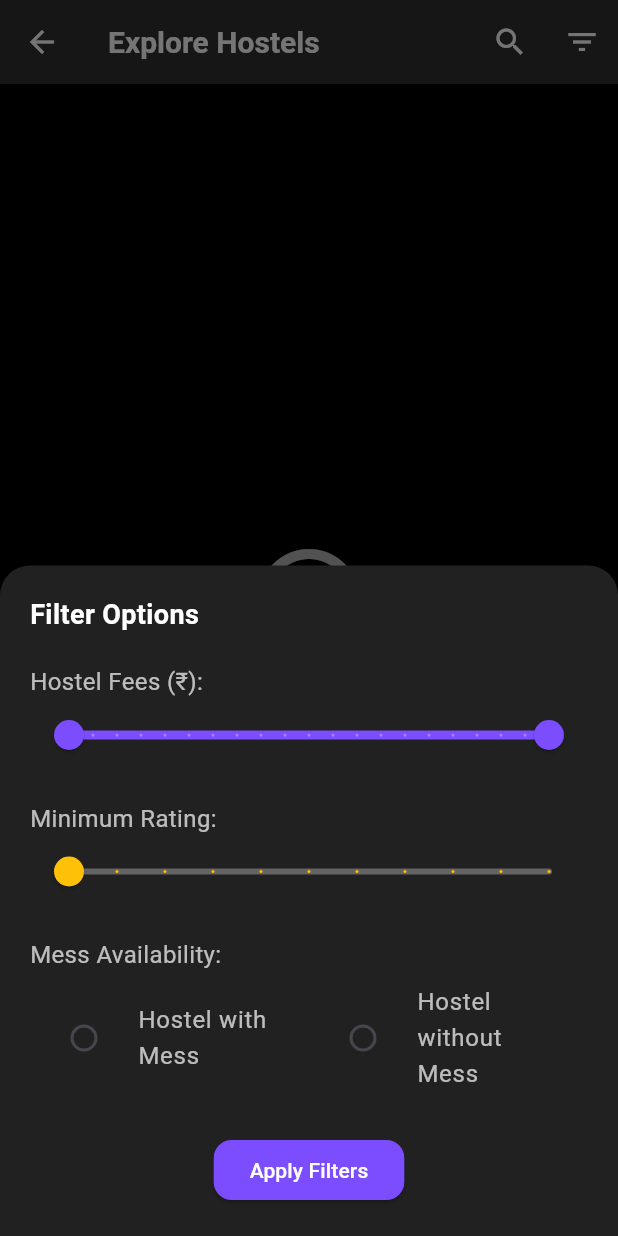
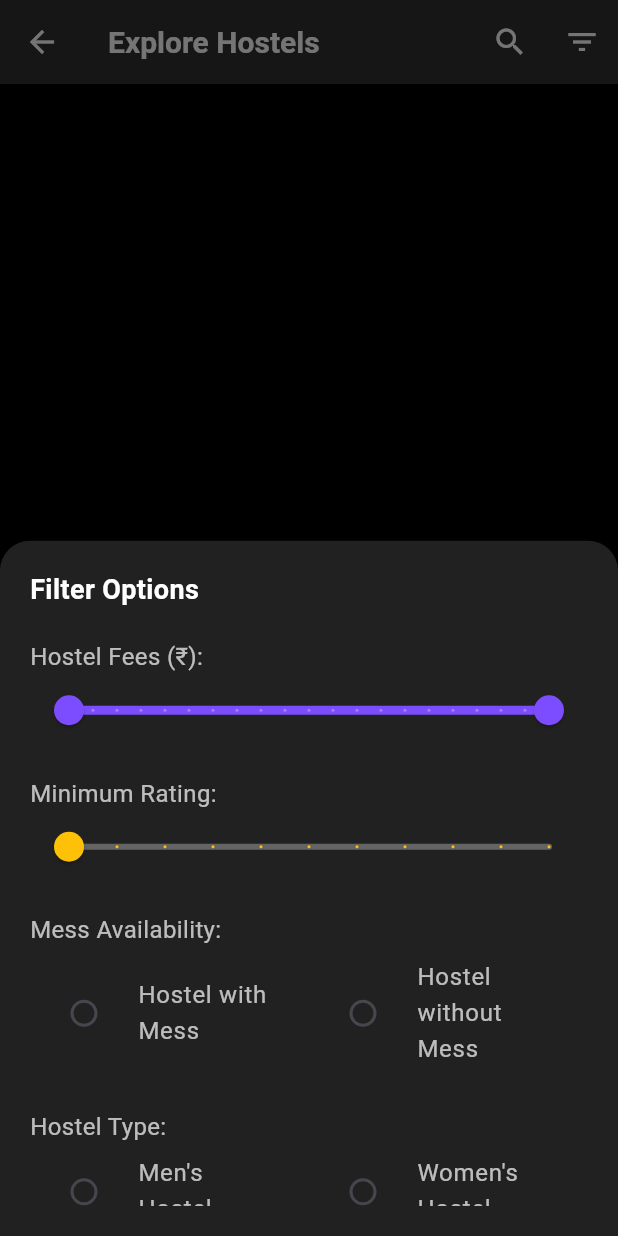
Before and after one commit to Ashwin04912/gec_stay, a Flutter app: the StudentHomeScreen screen opened directly, after a tap on the "filter list" icon, on a phone screen of 412 x 824 dp. Run offline on Flutter 3.47's test engine with Material 3 defaults, Android fonts, the phone set to English and light mode, and no system bars; our stand-ins replace bloc, cached_network_image, cloud_firestore, dartz, firebase_auth, firebase_core and 13 more; missing offline and left inert: flutter_firebase_chat_core, imagekit_io; accounts and stored records are empty.

Commit message:
Update student_home_screen.dart

```diff
--- a/lib/presentation/student_home/student_home_screen.dart
+++ b/lib/presentation/student_home/student_home_screen.dart
@@ -36,6 +36,7 @@ class _StudentHomeScreenState extends State<StudentHomeScreen> {
   double _maxFees = 10000;
   double _selectedRating = 0;
   bool? _withMess;
+  bool? _isMensHostel;
 
   showModalBottomSheet(
     context: context,
@@ -48,6 +49,7 @@ class _StudentHomeScreenState extends State<StudentHomeScreen> {
         builder: (context, setModalState) {
           return Container(
             padding: const EdgeInsets.all(20),
+            child: SingleChildScrollView(
               child: Column(
                 mainAxisSize: MainAxisSize.min,
                 crossAxisAlignment: CrossAxisAlignment.start,
@@ -142,6 +144,47 @@ class _StudentHomeScreenState extends State<StudentHomeScreen> {
                     ],
                   ),
                   const SizedBox(height: 20),
+                  const Text(
+                    "Hostel Type:",
+                    style: TextStyle(color: Colors.white70, fontSize: 16),
+                  ),
+                  Row(
+                    children: [
+                      Expanded(
+                        child: RadioListTile<bool?>(
+                          value: true,
+                          groupValue: _isMensHostel,
+                          title: const Text(
+                            "Men's Hostel",
+                            style: TextStyle(color: Colors.white70),
+                          ),
+                          onChanged: (value) {
+                            setModalState(() {
+                              _isMensHostel = value;
+                            });
+                          },
+                          activeColor: Colors.deepPurpleAccent,
+                        ),
+                      ),
+                      Expanded(
+                        child: RadioListTile<bool?>(
+                          value: false,
+                          groupValue: _isMensHostel,
+                          title: const Text(
+                            "Women's Hostel",
+                            style: TextStyle(color: Colors.white70),
+                          ),
+                          onChanged: (value) {
+                            setModalState(() {
+                              _isMensHostel = value;
+                            });
+                          },
+                          activeColor: Colors.deepPurpleAccent,
+                        ),
+                      ),
+                    ],
+                  ),
+                  const SizedBox(height: 20),
                   Center(
                     child: ElevatedButton(
                       style: ElevatedButton.styleFrom(
@@ -158,10 +201,15 @@ class _StudentHomeScreenState extends State<StudentHomeScreen> {
                                 ? true
                                 : hostel.isMessAvailable.toLowerCase() ==
                                     (_withMess! ? "yes" : "no");
+                            final hostelTypeCondition = _isMensHostel == null
+                                ? true
+                                : hostel.isMensHostel.toLowerCase() ==
+                                    (_isMensHostel! ? "yes" : "no");
 
                             return rent >= _minFees &&
                                 rent <= _maxFees &&
-                                messCondition;
+                                messCondition &&
+                                hostelTypeCondition;
                           }).toList();
                         });
                         Navigator.pop(context);
@@ -173,6 +221,7 @@ class _StudentHomeScreenState extends State<StudentHomeScreen> {
                     ),
                   ),
                 ],
+              ),
             ),
           );
         },
```
Lines whose indentation alone changed are shown as unchanged.
